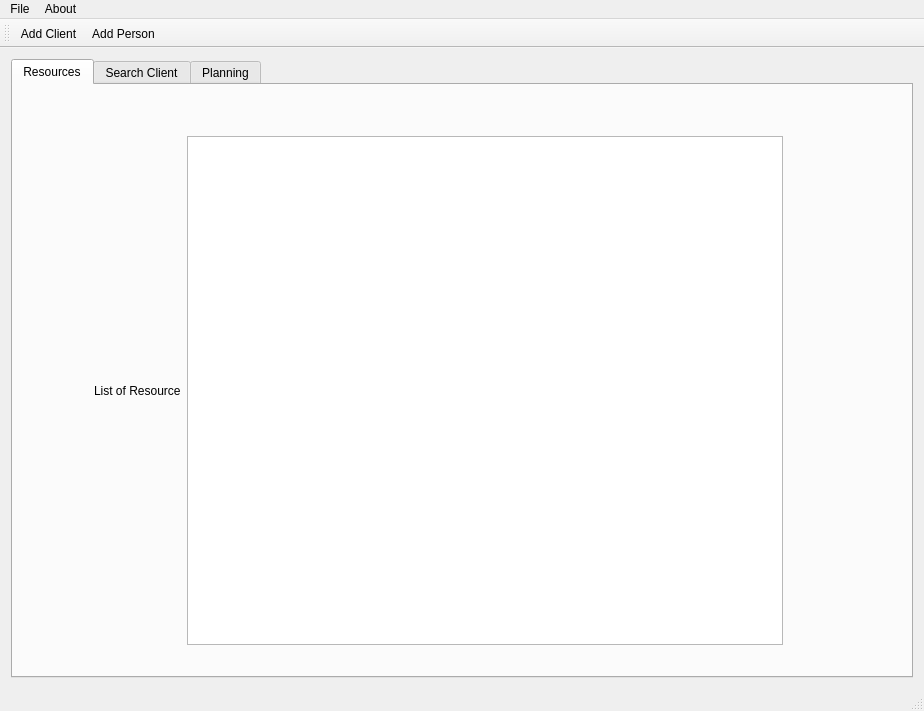
The window that mainwindow.ui (penghanyuan/ProjectQt) describes before a commit, drawn with Qt 5.
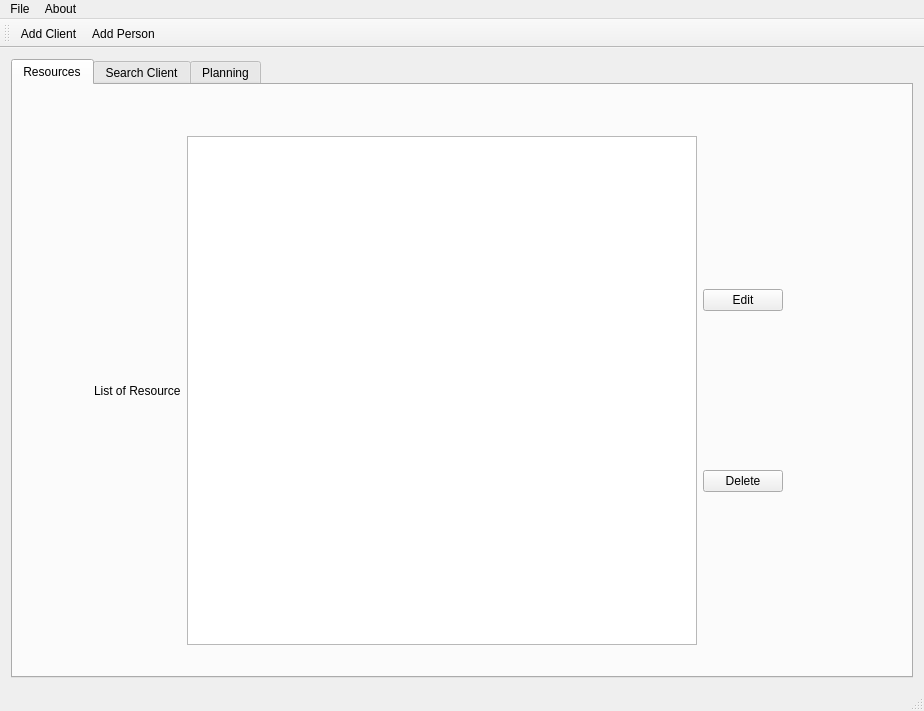
The same window after the commit. Icons and pictures are not drawn.

Commit message: add double click

What changed in the file:
```diff
--- a/mainwindow.ui
+++ b/mainwindow.ui
@@ -40,6 +40,9 @@
          </rect>
         </property>
         <layout class="QGridLayout" name="gridLayout_2">
+         <property name="sizeConstraint">
+          <enum>QLayout::SetMaximumSize</enum>
+         </property>
          <item row="0" column="1">
           <widget class="QTreeView" name="treeView"/>
          </item>
@@ -50,6 +53,24 @@
            </property>
           </widget>
          </item>
+         <item row="0" column="2">
+          <layout class="QVBoxLayout" name="verticalLayout_2">
+           <item>
+            <widget class="QPushButton" name="btn_edit">
+             <property name="text">
+              <string>Edit</string>
+             </property>
+            </widget>
+           </item>
+           <item>
+            <widget class="QPushButton" name="btn_delete">
+             <property name="text">
+              <string>Delete</string>
+             </property>
+            </widget>
+           </item>
+          </layout>
+         </item>
         </layout>
        </widget>
       </widget>
```
The commit also changes 2 other files.
